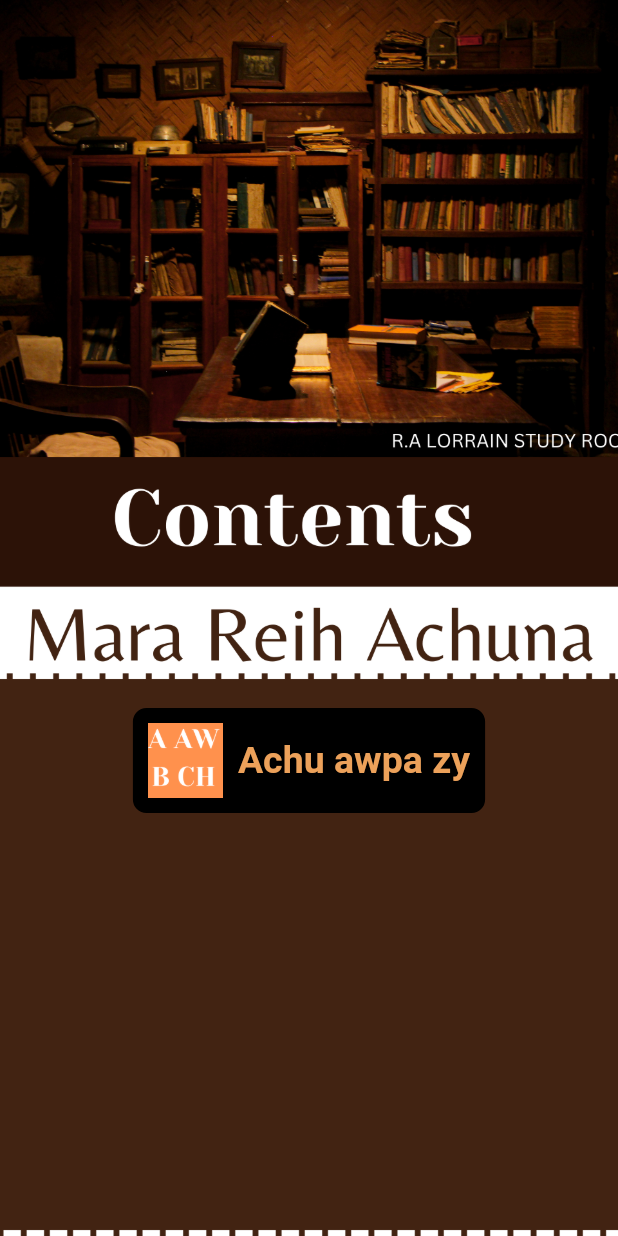
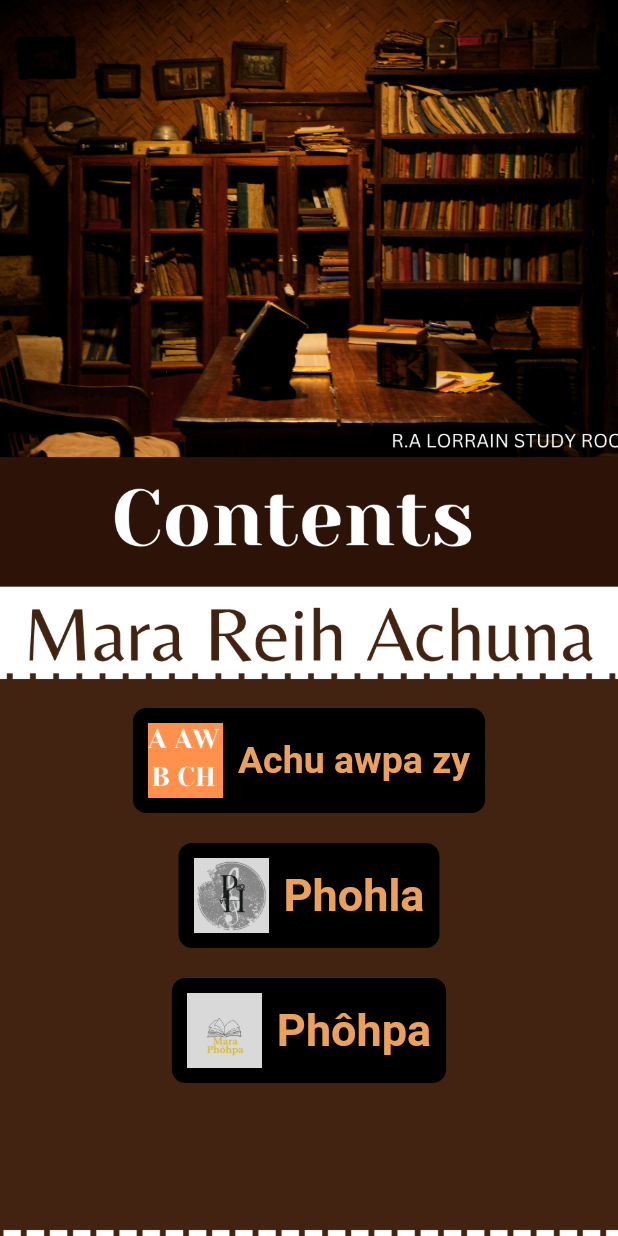
Before and after one commit to stevenfachhai/mara_rei_achuna, a Flutter app: the screen it shows after launch, on a phone screen of 412 x 824 dp. Run offline on Flutter 3.47's test engine with Material 2 defaults, Android fonts, the phone set to English and light mode, and no system bars; our stand-ins replace just_audio.

Commit message:
add new icon

```diff
--- a/lib/screen/home_screen.dart
+++ b/lib/screen/home_screen.dart
@@ -1,4 +1,6 @@
 import 'package:flutter/material.dart';
+import 'package:mara_rei_achuna/screen/title_screen.dart';
+import 'package:mara_rei_achuna/screen/tluana_screen.dart';
 import 'package:mara_rei_achuna/screen/topic_screen.dart';
 
 class HomeScreen extends StatelessWidget {
@@ -44,7 +46,7 @@ class HomeScreen extends StatelessWidget {
                       mainAxisSize: MainAxisSize.min,
                       children: [
                         Image.asset(
-                          'assets/image/icon.png', // Replace with the path to your image file
+                          'assets/image/icon.png', // Replace with the path to your first image file
                           width:
                               50, // Replace with the desired width for the image
                           height:
@@ -52,11 +54,105 @@ class HomeScreen extends StatelessWidget {
                         ),
                         const SizedBox(
                             width:
-                                10), // Add some spacing between image and text
+                                10), // Add some spacing between the first image and text
                         const Text(
                           'Achu awpa zy',
                           style: TextStyle(
                             fontSize: 25,
+                            color: Color.fromARGB(255, 236, 161, 90),
+                            fontWeight: FontWeight.bold,
+                          ),
+                        ),
+                      ],
+                    ),
+                  ),
+                ),
+                const SizedBox(
+                    height: 20), // Add some spacing between the two icons
+
+                GestureDetector(
+                  onTap: () {
+                    Navigator.push(
+                      context,
+                      MaterialPageRoute(
+                        builder: (context) => const TitleScreen(),
+                      ),
+                    );
+                  },
+                  child: Container(
+                    padding: const EdgeInsets.all(8.0),
+                    decoration: BoxDecoration(
+                      color: Colors.black,
+                      border: Border.all(
+                        color: Colors.black,
+                        width: 2.0,
+                      ),
+                      borderRadius: BorderRadius.circular(9.0),
+                    ),
+                    child: Row(
+                      mainAxisSize: MainAxisSize.min,
+                      children: [
+                        Image.asset(
+                          'assets/image/phohla.png', // Replace with the path to your second image file
+                          width:
+                              50, // Replace with the desired width for the image
+                          height:
+                              50, // Replace with the desired height for the image
+                        ),
+                        const SizedBox(
+                            width:
+                                10), // Add some spacing between the second image and text
+                        const Text(
+                          'Phohla',
+                          style: TextStyle(
+                            fontSize: 30,
+                            color: Color.fromARGB(255, 236, 161, 90),
+                            fontWeight: FontWeight.bold,
+                          ),
+                        ),
+                      ],
+                    ),
+                  ),
+                ),
+                const SizedBox(
+                    height: 20), // Add some spacing between the two icons
+
+                GestureDetector(
+                  onTap: () {
+                    Navigator.push(
+                      context,
+                      MaterialPageRoute(
+                        builder: (context) => const TluanaScreen(),
+                      ),
+                    );
+                  },
+                  child: Container(
+                    padding: const EdgeInsets.all(8.0),
+                    decoration: BoxDecoration(
+                      color: Colors.black,
+                      border: Border.all(
+                        color: Colors.black,
+                        width: 2.0,
+                      ),
+                      borderRadius: BorderRadius.circular(9.0),
+                    ),
+                    child: Row(
+                      mainAxisSize: MainAxisSize.min,
+                      children: [
+                        Image.asset(
+                          'assets/image/MaraPh.png', // Replace with the path to your second image file
+                          width:
+                              50, // Replace with the desired width for the image
+                          height:
+                              50, // Replace with the desired height for the image
+                        ),
+                        const SizedBox(
+                            width:
+                                10), // Add some spacing between the second image and text
+                        const Text(
+                          'Phôhpa',
+                          style: TextStyle(
+                            fontSize: 30,
                             color: Color.fromARGB(255, 236, 161, 90),
                             fontWeight: FontWeight.bold,
                           ),
--- /dev/null
+++ b/lib/song/title_list.dart
@@ -0,0 +1,5 @@
+const titleList = [
+  '1. Thyu',
+  '2. khapa',
+  '3. chavei',
+];
--- /dev/null
+++ b/lib/story/tluana_list.dart
@@ -0,0 +1,4 @@
+const tluanaList = [
+  '1. chavy',
+  '2. chakei',
+];
--- a/pubspec.yaml
+++ b/pubspec.yaml
@@ -37,3 +37,5 @@ flutter:
     - assets/image/nubyh.png
     - assets/image/Contentsa.png
     - assets/image/icon.png
+    - assets/image/phohla.png
+    - assets/image/MaraPh.png
```
Also changed, not shown: lib/screen/phohla_screen.dart (added, +41 -0 lines), lib/screen/story_screen.dart (added, +41 -0 lines), lib/screen/title_screen.dart (added, +45 -0 lines), lib/screen/tluana_screen.dart (added, +45 -0 lines), lib/song/song_lyrics.dart (added, +19 -0 lines), lib/story/phopa.dart (added, +16 -0 lines), assets/image/MaraPh.png (added), assets/image/phohla.png (added), pubspec.lock.
